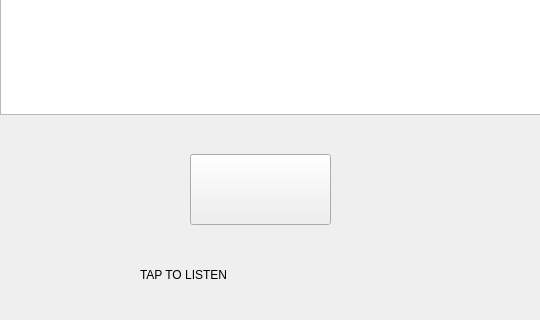
The window that assets/text.ui (camelia-modiga/SARA) describes before a commit, drawn with Qt 5; both pictures show x 0 to 540 and y 166 to 486 of the 540 by 486 pixel window.
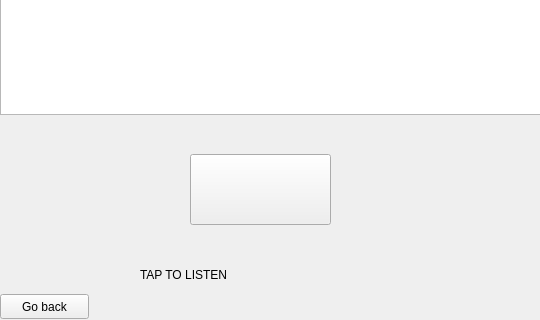
The same window after the commit.

```diff
--- a/assets/text.ui
+++ b/assets/text.ui
@@ -49,6 +49,19 @@
     </rect>
    </property>
   </widget>
+  <widget class="QPushButton" name="backButton">
+   <property name="geometry">
+    <rect>
+     <x>0</x>
+     <y>460</y>
+     <width>89</width>
+     <height>25</height>
+    </rect>
+   </property>
+   <property name="text">
+    <string>Go back</string>
+   </property>
+  </widget>
  </widget>
  <resources/>
  <connections/>
```
